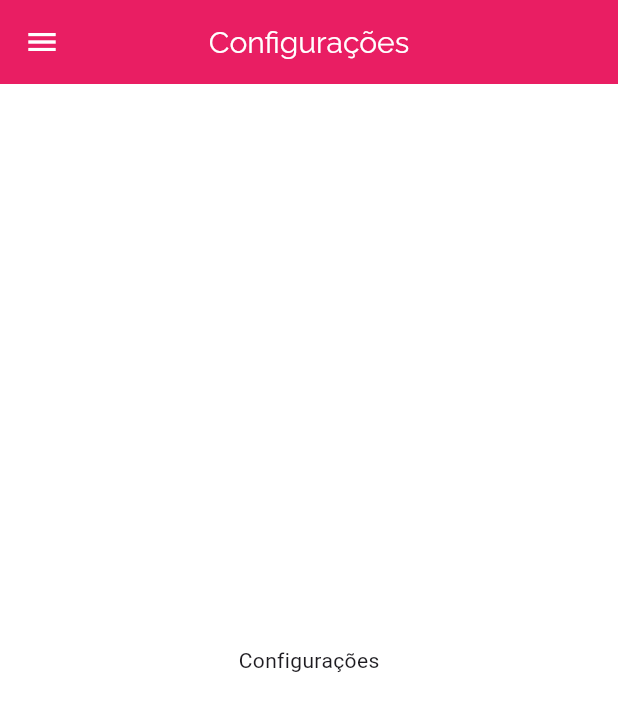
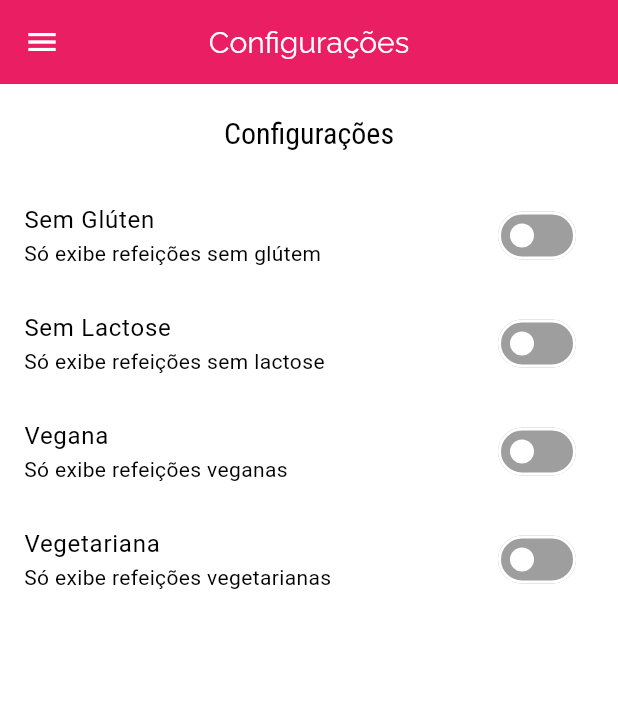
Before and after one commit to frberti/Deals, a Flutter app: the SettingsScreen screen opened by its route, on a phone screen of 412 x 824 dp. Shown: the top 711 px of the screen. Run offline on Flutter 3.47's test engine with Material 3 defaults, Android fonts, the phone set to English and light mode, and no system bars; network calls fail.

Commit message:
Criando model settings, convertendo  settings_screen para stful e adicionando switch, encadeando método then no meal_item para obter o result de meal_detail_screen

```diff
--- a/lib/components/meal_item.dart
+++ b/lib/components/meal_item.dart
@@ -8,7 +8,13 @@ class MealItem extends StatelessWidget {
   const MealItem({super.key, required this.meal});
 
   void _selectMeal(BuildContext context) {
-    Navigator.of(context).pushNamed(AppRoutes.MEAL_DETAIL, arguments: meal);
+    Navigator.of(context)
+        .pushNamed(AppRoutes.MEAL_DETAIL, arguments: meal)
+        .then((result) {
+      if (result != null) {
+        print('result: $result');
+      }
+    });
   }
 
   @override
--- /dev/null
+++ b/lib/models/settings.dart
@@ -0,0 +1,13 @@
+class Settings {
+  bool isGlutenFree;
+  bool isLactoseFree;
+  bool isVegan;
+  bool isVegetarian;
+
+  Settings({
+    this.isGlutenFree = false,
+    this.isLactoseFree = false,
+    this.isVegan = false,
+    this.isVegetarian = false,
+  });
+}
--- a/lib/screens/meal_detail_screen.dart
+++ b/lib/screens/meal_detail_screen.dart
@@ -83,6 +83,10 @@ class MealDetailScreen extends StatelessWidget {
                   }))
         ]),
       ),
+      floatingActionButton: FloatingActionButton(
+        onPressed: () => Navigator.of(context).pop(meal.title),
+        child: const Icon(Icons.star),
+      ),
     );
   }
 }
--- a/lib/screens/settings_screen.dart
+++ b/lib/screens/settings_screen.dart
@@ -1,20 +1,79 @@
 import 'package:flutter/material.dart';
 import 'package:meals/components/main_drawer.dart';
 
-class SettingsScreen extends StatelessWidget {
+import '../models/settings.dart';
+
+class SettingsScreen extends StatefulWidget {
   const SettingsScreen({super.key});
+
+  @override
+  State<SettingsScreen> createState() => _SettingsScreenState();
+}
+
+class _SettingsScreenState extends State<SettingsScreen> {
+  var settings = Settings();
+
+  Widget _createSwitch({
+    required String title,
+    required String subtitle,
+    required bool value,
+    required Function(bool) onChanged,
+  }) {
+    return SwitchListTile.adaptive(
+      inactiveTrackColor: Colors.grey,
+      title: Text(title),
+      subtitle: Text(subtitle),
+      value: value,
+      onChanged: onChanged,
+    );
+  }
 
   @override
   Widget build(BuildContext context) {
     return Scaffold(
       appBar: AppBar(
-        title: const Text(
-          'Configurações'
-        ),
+        title: const Text('Configurações'),
       ),
       drawer: const MainDrawer(),
-      body: const Center(
-        child: Text('Configurações'),
+      body: Column(
+        children: [
+          Container(
+            alignment: Alignment.center,
+            padding: EdgeInsets.all(20),
+            child: Text(
+              'Configurações',
+              style: Theme.of(context).textTheme.titleLarge,
+            ),
+          ),
+          Expanded(child: ListView(
+            children: [
+              _createSwitch(
+                title: 'Sem Glúten',
+                subtitle: 'Só exibe refeições sem glútem',
+                value: settings.isGlutenFree,
+                onChanged: (value) => setState(() => settings.isGlutenFree = value),
+              ),
+              _createSwitch(
+                title: 'Sem Lactose',
+                subtitle: 'Só exibe refeições sem lactose',
+                value: settings.isLactoseFree,
+                onChanged: (value) => setState(() => settings.isLactoseFree = value),
+              ),
+              _createSwitch(
+                title: 'Vegana',
+                subtitle: 'Só exibe refeições veganas',
+                value: settings.isVegan,
+                onChanged: (value) => setState(() => settings.isVegan = value),
+              ),
+              _createSwitch(
+                title: 'Vegetariana',
+                subtitle: 'Só exibe refeições vegetarianas',
+                value: settings.isVegetarian,
+                onChanged: (value) => setState(() => settings.isVegetarian = value),
+              ),
+            ],
+          ))
+        ],
       ),
     );
   }
```
